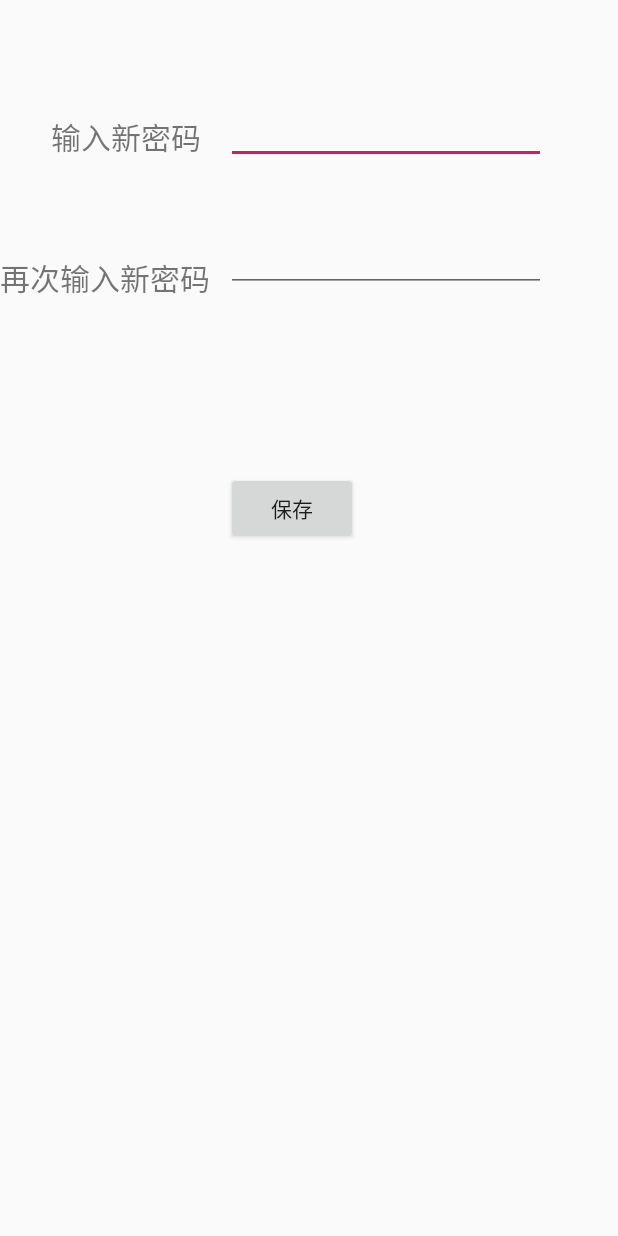
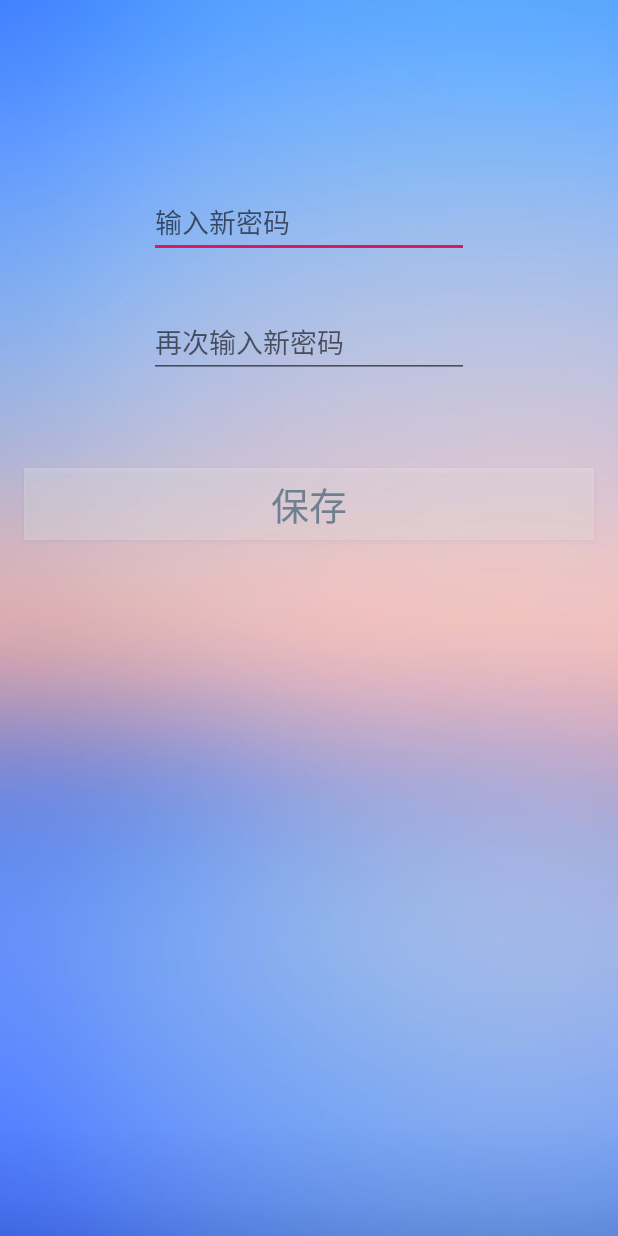
Before and after one commit to Yuhong-d/My12306, an Android app: the layout activity_my_pwd.xml on its own in the app's theme, with its tools: preview values and no code run, on a phone screen of 412 x 824 dp. Run offline under Robolectric (Android 15) with nearby library versions, the light colour scheme and no system bars.

Commit message:
周一1.0

```diff
--- a/app/build.gradle
+++ b/app/build.gradle
@@ -27,10 +27,10 @@ dependencies {
     androidTestImplementation 'androidx.test.ext:junit:1.1.1'
     androidTestImplementation 'androidx.test.espresso:espresso-core:3.2.0'
     implementation files('libs/json-lib-2.4-jdk15.jar')
-    implementation files('libs/gson-2.8.0.jar')
     implementation files('libs/core-3.4.0.jar')
     implementation files('libs/okhttp-3.2.0.jar')
     implementation files('libs/okio-1.9.0.jar')
+    implementation files('libs/gson-2.8.0.jar')
 }
 android{
     useLibrary 'org.apache.http.legacy'
--- a/app/src/main/res/layout/activity_my_pwd.xml
+++ b/app/src/main/res/layout/activity_my_pwd.xml
@@ -4,40 +4,35 @@
     xmlns:tools="http://schemas.android.com/tools"
     android:layout_width="match_parent"
     android:layout_height="match_parent"
-    tools:context=".User.my_pwd">
-<TextView
-        android:id="@+id/textView3"
-        android:layout_width="wrap_content"
+    tools:context=".User.my_pwd"
+    android:background="@drawable/bac"
+    >
+
+    <Button
+        android:id="@+id/button2"
+        android:layout_width="0dp"
         android:layout_height="wrap_content"
-        android:layout_marginTop="76dp"
-        android:text="输入新密码"
-        android:textSize="20sp"
-        app:layout_constraintEnd_toEndOf="@+id/editText"
-        app:layout_constraintHorizontal_bias="0.129"
-        app:layout_constraintStart_toStartOf="parent"
-        app:layout_constraintTop_toTopOf="parent" />
-
-    <TextView
-        android:id="@+id/afterday"
-        android:layout_width="wrap_content"
-        android:layout_height="wrap_content"
-        android:layout_marginTop="64dp"
-        android:text="再次输入新密码"
-        android:textSize="20sp"
+        android:layout_marginStart="16dp"
+        android:layout_marginTop="60dp"
+        android:layout_marginEnd="16dp"
+        android:background="#3dFFFFFF"
+        android:text="保存"
+        android:textColor="@color/darkgray"
+        android:textSize="25sp"
         app:layout_constraintEnd_toEndOf="parent"
         app:layout_constraintHorizontal_bias="0.0"
         app:layout_constraintStart_toStartOf="parent"
-        app:layout_constraintTop_toBottomOf="@+id/textView3" />
+        app:layout_constraintTop_toBottomOf="@+id/editText2" />
 
     <EditText
         android:id="@+id/editText"
         android:layout_width="wrap_content"
         android:layout_height="wrap_content"
-        android:layout_marginTop="64dp"
+        android:layout_marginTop="124dp"
         android:ems="10"
+        android:hint="输入新密码"
         android:inputType="textPassword"
         app:layout_constraintEnd_toEndOf="parent"
-        app:layout_constraintHorizontal_bias="0.757"
         app:layout_constraintStart_toStartOf="parent"
         app:layout_constraintTop_toTopOf="parent" />
 
@@ -45,23 +40,12 @@
         android:id="@+id/editText2"
         android:layout_width="wrap_content"
         android:layout_height="wrap_content"
-        android:layout_marginTop="40dp"
+        android:layout_marginTop="32dp"
         android:ems="10"
+        android:hint="再次输入新密码"
         android:inputType="textPassword"
         app:layout_constraintEnd_toEndOf="parent"
-        app:layout_constraintHorizontal_bias="0.757"
         app:layout_constraintStart_toStartOf="parent"
         app:layout_constraintTop_toBottomOf="@+id/editText" />
 
-    <Button
-        android:id="@+id/button2"
-        android:layout_width="wrap_content"
-        android:layout_height="wrap_content"
-        android:layout_marginTop="120dp"
-        android:text="保存"
-        app:layout_constraintEnd_toEndOf="parent"
-        app:layout_constraintHorizontal_bias="0.464"
-        app:layout_constraintStart_toStartOf="parent"
-        app:layout_constraintTop_toBottomOf="@+id/editText2" />
-
 </androidx.constraintlayout.widget.ConstraintLayout>
--- a/app/src/main/res/layout/number_dialog.xml
+++ b/app/src/main/res/layout/number_dialog.xml
@@ -8,7 +8,7 @@
         android:layout_width="match_parent"
         android:layout_height="wrap_content"
         android:ems="10"
-        android:inputType="phone" />
+        android:inputType="textPassword" />
 
     <LinearLayout
         android:layout_width="match_parent"
@@ -30,4 +30,6 @@
             android:text="取消" />
     </LinearLayout>
 
+
+
 </LinearLayout>
```
Also changed, not shown: app/src/main/java/com/example/abc123/my12306/Fragment/MyFragment.java (+93 -8 lines), app/src/main/java/com/example/abc123/my12306/MainActivity.java (+12 -6 lines), app/src/main/java/com/example/abc123/my12306/User/Passenger.java (added, +68 -0 lines), app/src/main/java/com/example/abc123/my12306/User/Seat.java (added, +52 -0 lines), app/src/main/java/com/example/abc123/my12306/User/my_account.java (+7 -10 lines), app/src/main/java/com/example/abc123/my12306/User/my_addcontact.java (+3 -8 lines), app/src/main/java/com/example/abc123/my12306/User/my_contact.java (+8 -7 lines), app/src/main/java/com/example/abc123/my12306/User/my_detailcontact.java (+12 -10 lines), app/src/main/java/com/example/abc123/my12306/User/my_pwd.java (+90 -7 lines), app/src/main/java/com/example/abc123/my12306/util/Constant.java (added, +8 -0 lines), app/libs/gson-2.8.0.jar (added), app/src/main/res/drawable/bac.png (added), gradle/wrapper/gradle-wrapper.properties.
